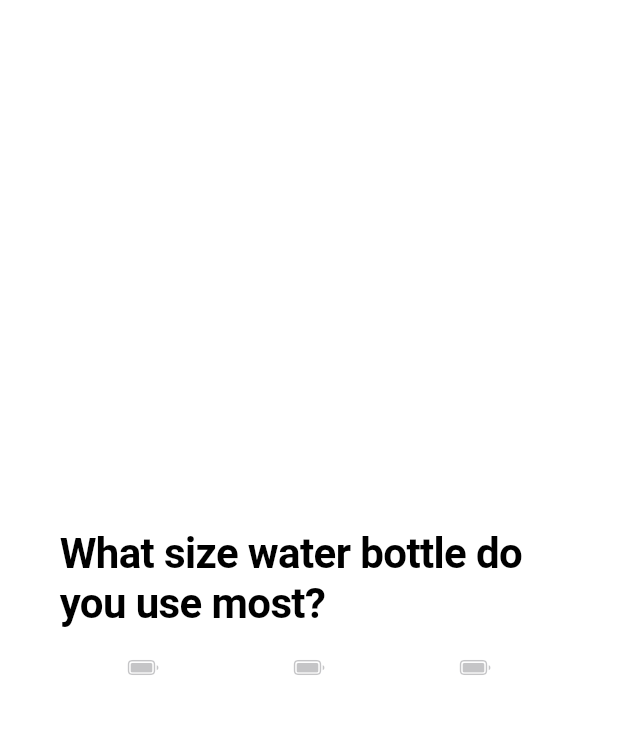
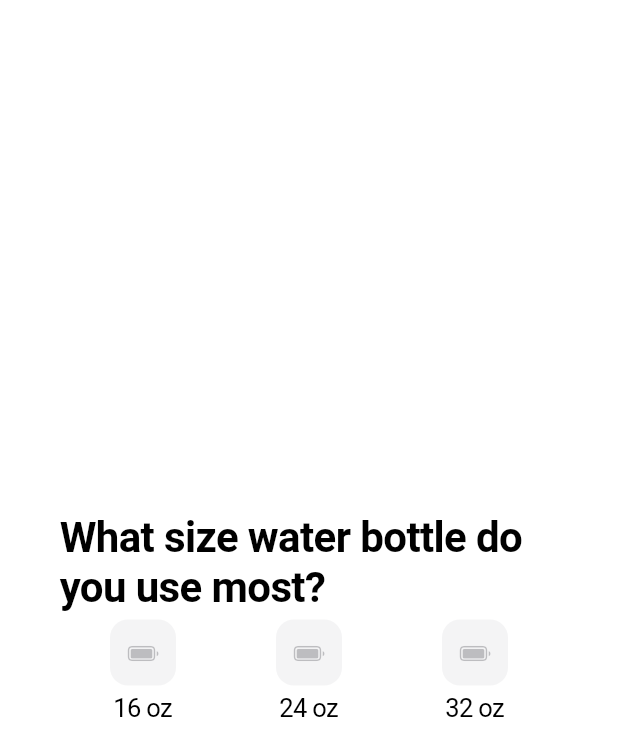
Before and after one commit to philalem/hydration_tracker, a Flutter app: the screen it shows after launch, on a phone screen of 412 x 824 dp. Shown: the top 756 px of the screen. Run offline on Flutter 3.47's test engine with Material 2 defaults, Android fonts, the phone set to English and light mode, and no system bars; our stand-ins replace simple_animations.

Commit message:
added labels to the buttons

```diff
--- a/lib/initialQuestions.dart
+++ b/lib/initialQuestions.dart
@@ -25,18 +25,57 @@ class _InitialQuestionsState extends State<InitialQuestions> {
               Row(
                 children: <Widget>[
                   Expanded(
+                    child: Column(
+                      children: <Widget>[
+                        Container(
+                          margin: EdgeInsets.all(5),
                           child: CupertinoButton(
+                            padding: EdgeInsets.all(0),
+                            color: Colors.grey[100],
                             child: Icon(CupertinoIcons.battery_full),
                           ),
                         ),
+                        Row(
+                          mainAxisAlignment: MainAxisAlignment.center,
+                          children: <Widget>[Text('16 oz')],
+                        )
+                      ],
+                    ),
+                  ),
                   Expanded(
+                    child: Column(
+                      children: <Widget>[
+                        Container(
+                          margin: EdgeInsets.all(5),
                           child: CupertinoButton(
+                            padding: EdgeInsets.all(0),
+                            color: Colors.grey[100],
                             child: Icon(CupertinoIcons.battery_full),
                           ),
                         ),
+                        Row(
+                          mainAxisAlignment: MainAxisAlignment.center,
+                          children: <Widget>[Text('24 oz')],
+                        )
+                      ],
+                    ),
+                  ),
                   Expanded(
+                    child: Column(
+                      children: <Widget>[
+                        Container(
+                          margin: EdgeInsets.all(5),
                           child: CupertinoButton(
+                            padding: EdgeInsets.all(0),
+                            color: Colors.grey[100],
                             child: Icon(CupertinoIcons.battery_full),
+                          ),
+                        ),
+                        Row(
+                          mainAxisAlignment: MainAxisAlignment.center,
+                          children: <Widget>[Text('32 oz')],
+                        )
+                      ],
                     ),
                   ),
                 ],
```
Lines whose indentation alone changed are shown as unchanged.
